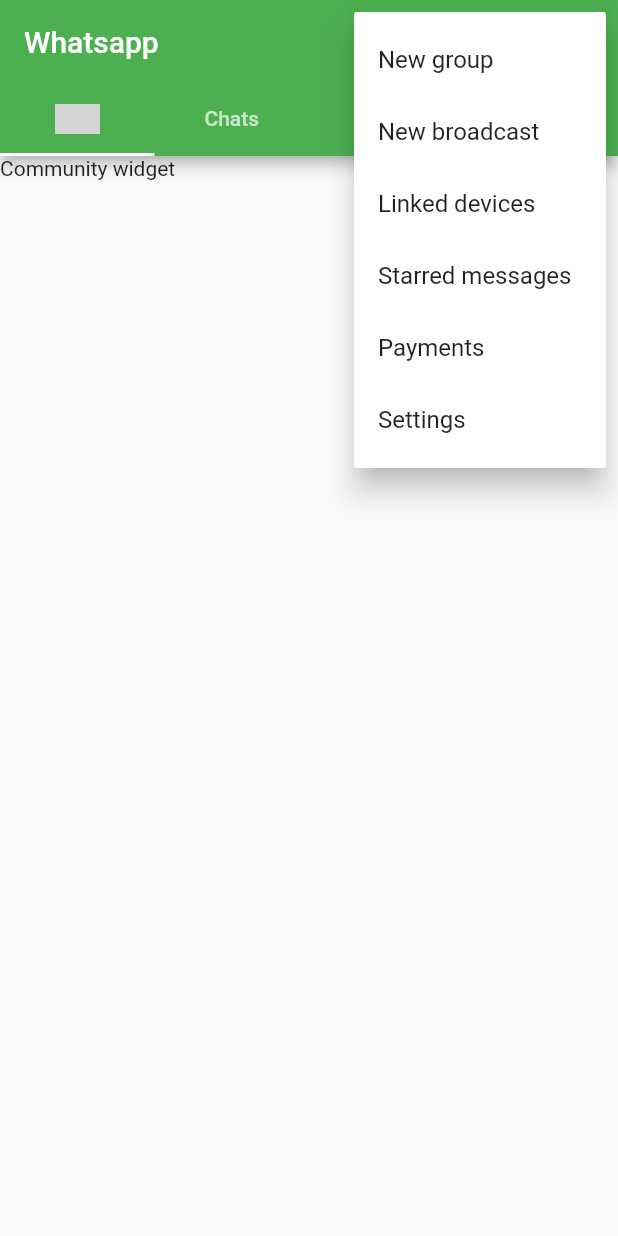
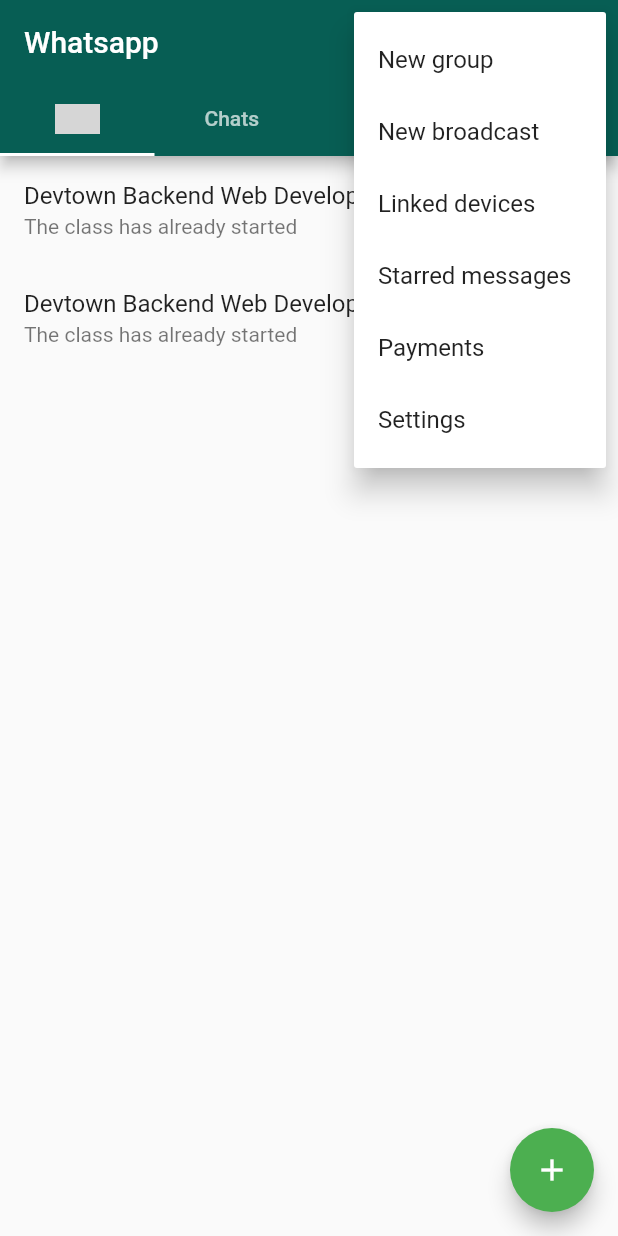
Before and after one commit to WidgetWhizz/Whatsapp_Flutter, a Flutter app: the screen it shows after launch, after a tap on the "more vert" icon, on a phone screen of 412 x 824 dp. Run offline on Flutter 3.47's test engine with Material 2 defaults, Android fonts, the phone set to English and light mode, and no system bars; our stand-ins replace google_fonts; missing offline and left inert: dart:html; network calls fail; grey boxes are pictures that could not be loaded.

Commit message:
Commit01

```diff
--- a/lib/src/features/Community.dart
+++ b/lib/src/features/Community.dart
@@ -1,12 +1,42 @@
 import 'package:flutter/material.dart';
 
-class Community extends StatelessWidget {
-  const Community({super.key});
+
+class CommunityPage extends StatefulWidget {
+  @override
+  _CommunityPageState createState() => _CommunityPageState();
+}
+
+class _CommunityPageState extends State<CommunityPage> {
+  List<Community> communities = [
+    Community(name: 'Devtown Backend Web Development', lastMessage: 'The class has already started', lastMessageDate: DateTime.parse('2023-08-16')),
+    Community(name: 'Devtown Backend Web Development', lastMessage: 'The class has already started', lastMessageDate: DateTime.parse('2023-08-16')),
+  ];
 
   @override
   Widget build(BuildContext context) {
-    // TODO: implement build
-    return Text("Community widget");
+    return Scaffold(
+      body: ListView.builder(
+        itemCount: communities.length,
+        itemBuilder: (context, index) {
+          return ListTile(
+            title: Text(communities[index].name),
+            subtitle: Text(communities[index].lastMessage),
+            trailing: Text('${communities[index].lastMessageDate.day}/${communities[index].lastMessageDate.month}/${communities[index].lastMessageDate.year}'),
+          );
+        },
+      ),
+      floatingActionButton: FloatingActionButton(
+        onPressed: () {},
+        child: Icon(Icons.add),
+      ),
+    );
   }
+}
 
+class Community {
+  final String name;
+  final String lastMessage;
+  final DateTime lastMessageDate;
+
+  Community({required this.name, required this.lastMessage, required this.lastMessageDate});
 }
--- a/lib/src/features/chats/Chats.dart
+++ b/lib/src/features/chats/Chats.dart
@@ -1,5 +1,6 @@
 import 'package:flutter/material.dart';
 import 'package:whatsapp_design/src/features/chats/chats_list_item.dart';
+import 'package:whatsapp_design/src/features/settings/settings_page.dart';
 
 class Chats extends StatelessWidget {
   const Chats({super.key});
--- a/lib/src/features/dashboard_page.dart
+++ b/lib/src/features/dashboard_page.dart
@@ -2,6 +2,7 @@
 import 'package:whatsapp_design/src/features/calls/Calls.dart';
 import 'package:whatsapp_design/src/features/chats/Chats.dart';
 import 'package:whatsapp_design/src/features/Community.dart';
+import 'package:whatsapp_design/src/features/settings/settings_page.dart';
 import 'package:whatsapp_design/src/features/status/Status.dart';
 
 class DashboardPage extends StatefulWidget {
@@ -11,32 +12,55 @@
   State<DashboardPage> createState() => _DashboardPageState();
 }
 
-class _DashboardPageState extends State<DashboardPage> with SingleTickerProviderStateMixin{
-
+class _DashboardPageState extends State<DashboardPage>
+    with SingleTickerProviderStateMixin {
   late TabController tabController;
 
   @override
-  void initState(){
+  void initState() {
     super.initState();
     tabController = TabController(length: 4, vsync: this, initialIndex: 0);
   }
 
   @override
-  Widget build(BuildContext context) {
+  Widget build(BuildContext mainContext) {
     return Scaffold(
       appBar: AppBar(
+          backgroundColor: Color(0xff075e54),
           title: Text("Whatsapp"),
           actions: [
             IconButton(onPressed: () {}, icon: Icon(Icons.search)),
-            PopupMenuButton<String>(
-                itemBuilder: (BuildContext context) {
+            PopupMenuButton<String>(onSelected: (value) {
+              if (value == "Settings") {
+                Navigator.of(mainContext).push(MaterialPageRoute(
+                    builder: (context) => const SettingPage()));
+              }
+            }, itemBuilder: (BuildContext context) {
               return [
-                    PopupMenuItem(child: Text("New group"), value: "New group",),
-                    PopupMenuItem(child: Text("New broadcast"), value: "New broadcast",),
-                    PopupMenuItem(child: Text("Linked devices"), value: "Linked devices",),
-                    PopupMenuItem(child: Text("Starred messages"), value: "Starred messages",),
-                    PopupMenuItem(child: Text("Payments"), value: "Payments",),
-                    PopupMenuItem(child: Text("Settings"), value: "Settings",),
+                const PopupMenuItem(
+                  child: Text("New group"),
+                  value: "New group",
+                ),
+                PopupMenuItem(
+                  child: Text("New broadcast"),
+                  value: "New broadcast",
+                ),
+                PopupMenuItem(
+                  child: Text("Linked devices"),
+                  value: "Linked devices",
+                ),
+                PopupMenuItem(
+                  child: Text("Starred messages"),
+                  value: "Starred messages",
+                ),
+                PopupMenuItem(
+                  child: Text("Payments"),
+                  value: "Payments",
+                ),
+                PopupMenuItem(
+                  child: Text("Settings"),
+                  value: "Settings",
+                ),
               ];
             })
           ],
@@ -63,11 +87,10 @@
                 ),
               ])),
       body: SafeArea(
-          child:
-              TabBarView(children: [Community(), Chats(), Status(), Calls()],
-              controller: tabController,)),
+          child: TabBarView(
+        children: [CommunityPage(), Chats(), Status(), Calls()],
+        controller: tabController,
+      )),
     );
   }
-
-
 }
```
Also changed, not shown: lib/main.dart (+1 -85 lines), lib/src/features/settings/profile_option.dart (added, +35 -0 lines), lib/src/features/settings/setting_option.dart (added, +27 -0 lines), lib/src/features/settings/settings_page.dart (added, +95 -0 lines), assets/images/meta.png (added), pubspec.lock, 5 other files. Lines whose indentation alone changed are shown as unchanged.
